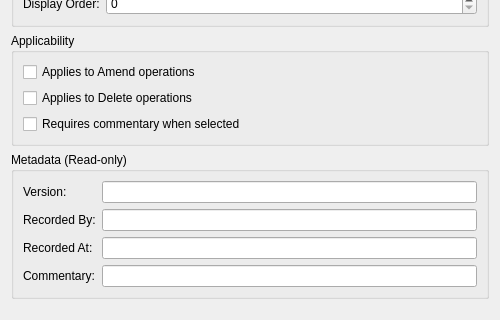
This is projects/ores.qt/ui/ChangeReasonDetailDialog.ui in OreStudio/OreStudio as Qt 5 draws it before an edit; both pictures show x 0 to 500 and y 180 to 500 of the 500 by 500 pixel window. The edited form follows.
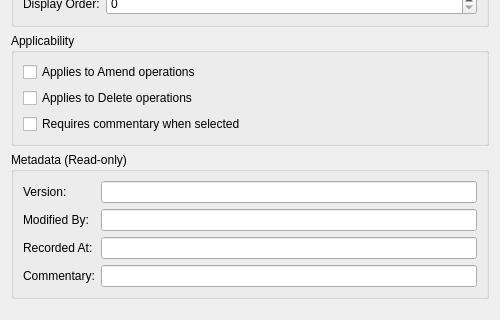
This is the edited form.

Commit message: [protocol] Fix audit trail metadata: rename recorded_by, remove from wire format

The edit to the form file:
```diff
--- a/projects/ores.qt/ui/ChangeReasonDetailDialog.ui
+++ b/projects/ores.qt/ui/ChangeReasonDetailDialog.ui
@@ -155,7 +155,7 @@
       <item row="1" column="0">
        <widget class="QLabel" name="labelRecordedBy">
         <property name="text">
-         <string>Recorded By:</string>
+         <string>Modified By:</string>
         </property>
        </widget>
       </item>
```
Left out of the diff: 4 changed lines with no effect on the pictures. The commit also changes 473 other files.
